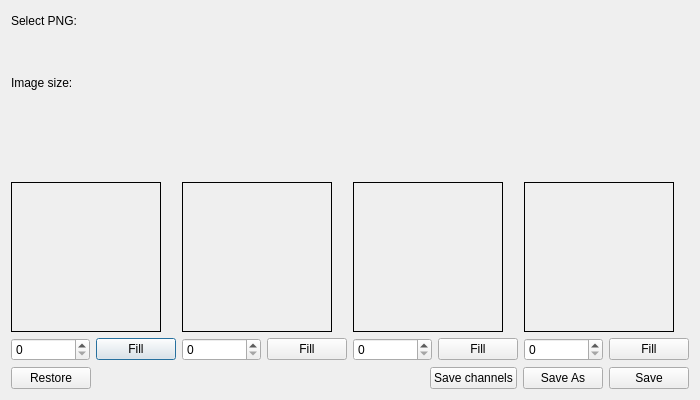
xaoctech/dava.engine, file Tools/ResourceEditor/DataQt/ImageSplitter.ui: the form before one commit.
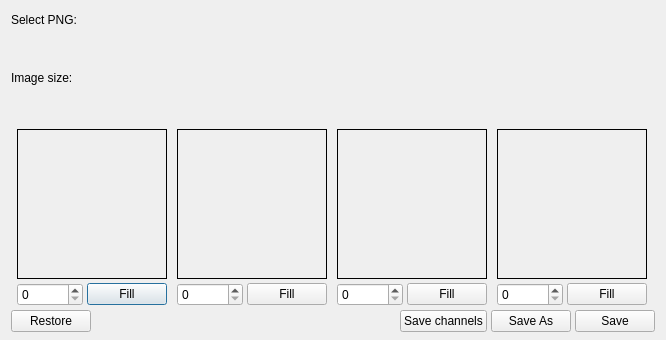
The form after the commit. Icons and pictures are not drawn. Custom widgets are drawn as their Qt base class.

Commit message: [DF-2946] small fixes in logic, ui

```diff
--- a/Tools/ResourceEditor/DataQt/ImageSplitter.ui
+++ b/Tools/ResourceEditor/DataQt/ImageSplitter.ui
@@ -9,26 +9,26 @@
    <rect>
     <x>0</x>
     <y>0</y>
-    <width>700</width>
-    <height>400</height>
+    <width>666</width>
+    <height>340</height>
    </rect>
   </property>
   <property name="sizePolicy">
-   <sizepolicy hsizetype="Expanding" vsizetype="Expanding">
+   <sizepolicy hsizetype="Minimum" vsizetype="Minimum">
     <horstretch>0</horstretch>
     <verstretch>0</verstretch>
    </sizepolicy>
   </property>
   <property name="minimumSize">
    <size>
-    <width>700</width>
-    <height>400</height>
+    <width>666</width>
+    <height>340</height>
    </size>
   </property>
   <property name="maximumSize">
    <size>
-    <width>700</width>
-    <height>400</height>
+    <width>666</width>
+    <height>340</height>
    </size>
   </property>
   <property name="windowTitle">
@@ -41,6 +41,15 @@
    <bool>false</bool>
   </property>
   <layout class="QVBoxLayout" name="verticalLayout_8">
+   <property name="spacing">
+    <number>4</number>
+   </property>
+   <property name="topMargin">
+    <number>10</number>
+   </property>
+   <property name="bottomMargin">
+    <number>8</number>
+   </property>
    <item>
     <layout class="QVBoxLayout" name="verticalLayout_6">
      <item>
@@ -115,6 +124,9 @@
     <layout class="QHBoxLayout" name="horizontalLayout_4">
      <item>
       <layout class="QVBoxLayout" name="verticalLayout_12">
+       <property name="sizeConstraint">
+        <enum>QLayout::SetMinimumSize</enum>
+       </property>
        <item>
         <widget class="QLabel" name="redIconLbl">
          <property name="text">
@@ -124,12 +136,18 @@
           <pixmap resource="QtIcons.qrc">:/QtIconsTextureDialog/red.png</pixmap>
          </property>
          <property name="alignment">
-          <set>Qt::AlignHCenter|Qt::AlignTop</set>
+          <set>Qt::AlignCenter</set>
          </property>
         </widget>
        </item>
        <item>
         <widget class="ImageArea" name="redImgLbl">
+         <property name="sizePolicy">
+          <sizepolicy hsizetype="Expanding" vsizetype="Preferred">
+           <horstretch>0</horstretch>
+           <verstretch>0</verstretch>
+          </sizepolicy>
+         </property>
          <property name="minimumSize">
           <size>
            <width>150</width>
@@ -158,6 +176,9 @@
        </item>
        <item>
         <layout class="QHBoxLayout" name="horizontalLayout_11">
+         <property name="topMargin">
+          <number>0</number>
+         </property>
          <item>
           <widget class="QSpinBox" name="redSpinBox">
            <property name="maximum">
@@ -189,12 +210,18 @@
             <pixmap resource="QtIcons.qrc">:/QtIconsTextureDialog/green.png</pixmap>
            </property>
            <property name="alignment">
-            <set>Qt::AlignHCenter|Qt::AlignTop</set>
+            <set>Qt::AlignCenter</set>
            </property>
           </widget>
          </item>
          <item>
           <widget class="ImageArea" name="greenImgLbl">
+           <property name="sizePolicy">
+            <sizepolicy hsizetype="Expanding" vsizetype="Preferred">
+             <horstretch>0</horstretch>
+             <verstretch>0</verstretch>
+            </sizepolicy>
+           </property>
            <property name="minimumSize">
             <size>
              <width>150</width>
@@ -223,6 +250,9 @@
          </item>
          <item>
           <layout class="QHBoxLayout" name="horizontalLayout_9">
+           <property name="topMargin">
+            <number>0</number>
+           </property>
            <item>
             <widget class="QSpinBox" name="greenSpinBox">
              <property name="maximum">
@@ -254,12 +284,18 @@
           <pixmap resource="QtIcons.qrc">:/QtIconsTextureDialog/blue.png</pixmap>
          </property>
          <property name="alignment">
-          <set>Qt::AlignHCenter|Qt::AlignTop</set>
+          <set>Qt::AlignCenter</set>
          </property>
         </widget>
        </item>
        <item>
         <widget class="ImageArea" name="blueImgLbl">
+         <property name="sizePolicy">
+          <sizepolicy hsizetype="Expanding" vsizetype="Preferred">
+           <horstretch>0</horstretch>
+           <verstretch>0</verstretch>
+          </sizepolicy>
+         </property>
          <property name="minimumSize">
           <size>
            <width>150</width>
@@ -288,6 +324,9 @@
        </item>
        <item>
         <layout class="QHBoxLayout" name="horizontalLayout_10">
+         <property name="topMargin">
+          <number>0</number>
+         </property>
          <item>
           <widget class="QSpinBox" name="blueSpinBox">
            <property name="maximum">
@@ -317,12 +356,18 @@
           <pixmap resource="QtIcons.qrc">:/QtIconsTextureDialog/alpha.png</pixmap>
          </property>
          <property name="alignment">
-          <set>Qt::AlignHCenter|Qt::AlignTop</set>
+          <set>Qt::AlignCenter</set>
          </property>
         </widget>
        </item>
        <item>
         <widget class="ImageArea" name="alphaImgLbl">
+         <property name="sizePolicy">
+          <sizepolicy hsizetype="Expanding" vsizetype="Preferred">
+           <horstretch>0</horstretch>
+           <verstretch>0</verstretch>
+          </sizepolicy>
+         </property>
          <property name="minimumSize">
           <size>
            <width>150</width>
@@ -351,6 +396,9 @@
        </item>
        <item>
         <layout class="QHBoxLayout" name="horizontalLayout_12">
+         <property name="topMargin">
+          <number>0</number>
+         </property>
          <item>
           <widget class="QSpinBox" name="alphaSpinBox">
            <property name="maximum">
```
